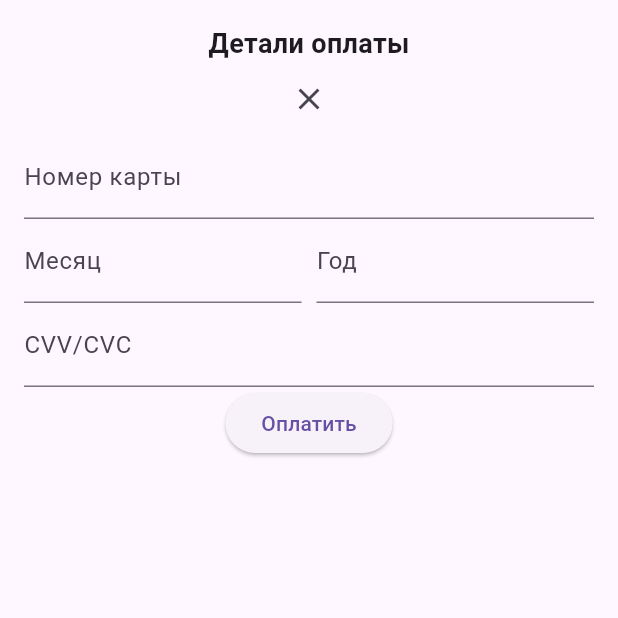
After one commit to eleborrr/BeaverTinder, a Flutter app: the SubscriptionPage screen opened by its route, scrolled down 32 dp, after a tap on "Purchase now", on a phone screen of 412 x 824 dp, the top half of it. The commit adds this screen. Run offline on Flutter 3.47's test engine with Material 3 defaults, Android fonts, the phone set to English and light mode, and no system bars.

Commit message:
add like page, profile page, subscription page

```diff
--- a/mobile/lib/Components/shared/beaver_scaffold.dart
+++ b/mobile/lib/Components/shared/beaver_scaffold.dart
@@ -1,7 +1,7 @@
 import 'package:flutter/material.dart';
 
 import '../../styles/home_style.dart';
-import '../beaver_drawer.dart';
+import 'beaver_drawer.dart';
 class BeaverScaffold extends StatelessWidget {
   final Widget? body;
   final String title;
--- /dev/null
+++ b/mobile/lib/Components/subscription/beaver_payment_form.dart
@@ -0,0 +1,124 @@
+
+import 'package:flutter/cupertino.dart';
+import 'package:flutter/material.dart';
+
+class BeaverPaymentForm extends StatefulWidget {
+  final VoidCallback onClose;
+  final int userId;
+  final int subsId;
+  final double amount;
+
+  BeaverPaymentForm({required this.onClose, required this.userId, required this.subsId, required this.amount});
+
+  @override
+  _BeaverPaymentFormState createState() => _BeaverPaymentFormState();
+}
+
+class _BeaverPaymentFormState extends State<BeaverPaymentForm> {
+  late String cardNumber;
+  late int month;
+  late int year;
+  late String code;
+  String? err;
+  bool downloading = false;
+
+  void handleClick() async {
+  }
+
+  bool validate() {
+    if (!RegExp(r'[0-9]{13,16}').hasMatch(cardNumber)) {
+      err =
+      'неверный номер карты: пишите без пробелов, номер карты от 13 до 16 символов';
+      return false;
+    }
+    if (!RegExp(r'[0-9]{3}').hasMatch(code)) {
+      err = 'неверный код карты: код карты с обратной стороны, 3 символа';
+      return false;
+    }
+    if (month < 1 || month > 12) {
+      err = 'неверно указан месяц: от 1 до 12';
+      return false;
+    }
+    final endDate = DateTime(year, month);
+    final now = DateTime.now();
+    if (endDate.isBefore(now)) {
+      err = 'срок действия карты истёк';
+      return false;
+    }
+    return true;
+  }
+
+  @override
+  Widget build(BuildContext context) {
+    return downloading
+        ? Center(
+      child: CircularProgressIndicator(),
+    )
+        : Container(
+      padding: EdgeInsets.all(16.0),
+      child: Column(
+        children: [
+          Text(
+            'Детали оплаты',
+            style: TextStyle(
+              fontSize: 18.0,
+              fontWeight: FontWeight.bold,
+            ),
+          ),
+          IconButton(
+            icon: Icon(Icons.close),
+            onPressed: widget.onClose,
+          ),
+          TextFormField(
+            onChanged: (value) {
+              cardNumber = value;
+            },
+            decoration: InputDecoration(
+              labelText: 'Номер карты',
+            ),
+          ),
+          Row(
+            children: [
+              Expanded(
+                child: TextFormField(
+                  onChanged: (value) {
+                    month = int.parse(value);
+                  },
+                  keyboardType: TextInputType.number,
+                  decoration: InputDecoration(
+                    labelText: 'Месяц',
+                  ),
+                ),
+              ),
+              SizedBox(width: 10.0),
+              Expanded(
+                child: TextFormField(
+                  onChanged: (value) {
+                    year = int.parse(value);
+                  },
+                  keyboardType: TextInputType.number,
+                  decoration: InputDecoration(
+                    labelText: 'Год',
+                  ),
+                ),
+              ),
+            ],
+          ),
+          TextFormField(
+            onChanged: (value) {
+              code = value;
+            },
+            decoration: InputDecoration(
+              labelText: 'CVV/CVC',
+            ),
+          ),
+          ElevatedButton(
+            onPressed: handleClick,
+            child: Text('Оплатить'),
+          ),
+        ],
+      ),
+    );
+  }
+
+}
--- /dev/null
+++ b/mobile/lib/Components/subscription/beaver_subscription_card.dart
@@ -0,0 +1,60 @@
+import 'package:flutter/material.dart';
+
+class BeaverSubscriptionCard extends StatelessWidget {
+  final String name;
+  final String price;
+  final String info;
+  final VoidCallback onClick;
+
+  const BeaverSubscriptionCard({super.key, required this.name, required this.price, required this.info, required this.onClick});
+
+  @override
+  Widget build(BuildContext context) {
+    return Container(
+      decoration: BoxDecoration(
+        border: Border.all(color: Colors.black),
+        borderRadius: BorderRadius.circular(10.0),
+      ),
+      padding: EdgeInsets.all(16.0),
+      margin: EdgeInsets.all(16.0),
+      child: Column(
+        crossAxisAlignment: CrossAxisAlignment.start,
+        children: [
+          Text(
+            name,
+            style: const TextStyle(
+              fontWeight: FontWeight.bold,
+              fontSize: 20.0,
+            ),
+          ),
+          Text(
+            '$price ₽ / Per Month',
+            style: const TextStyle(
+              fontSize: 18.0,
+            ),
+          ),
+          const SizedBox(height: 8.0),
+          const Text(
+            'Subscription info',
+            style: TextStyle(
+              fontWeight: FontWeight.bold,
+              fontSize: 16.0,
+            ),
+          ),
+          const SizedBox(height: 4.0),
+          Text(
+            info,
+            style: TextStyle(
+              fontSize: 14.0,
+            ),
+          ),
+          const SizedBox(height: 16.0),
+          ElevatedButton(
+            onPressed: onClick,
+            child: Text('Purchase now'),
+          ),
+        ],
+      ),
+    );
+  }
+}
--- a/mobile/lib/Pages/home_page.dart
+++ b/mobile/lib/Pages/home_page.dart
@@ -3,7 +3,7 @@ import 'package:mobile/Components/home/home_card.dart';
 import 'package:mobile/Components/shared/beaver_scaffold.dart';
 import 'package:mobile/styles/home_style.dart';
 
-import '../Components/beaver_drawer.dart';
+import '../Components/shared/beaver_drawer.dart';
 
 class HomePage extends StatefulWidget {
   const HomePage({super.key});
--- a/mobile/lib/Pages/like_page.dart
+++ b/mobile/lib/Pages/like_page.dart
@@ -1,7 +1,7 @@
 import 'package:flutter/material.dart';
 import 'package:mobile/Components/shared/beaver_scaffold.dart';
-import '../Components/beaver_card.dart';
-import '../Components/beaver_drawer.dart';
+import '../Components/like/beaver_card.dart';
+import '../Components/shared/beaver_drawer.dart';
 
 class LikePage extends StatefulWidget {
   const LikePage({super.key});
--- a/mobile/lib/Pages/login_page.dart
+++ b/mobile/lib/Pages/login_page.dart
@@ -1,6 +1,6 @@
 import 'package:flutter/material.dart';
-import 'package:mobile/Components/beaver_button.dart';
-import 'package:mobile/Components/beaver_textfield.dart';
+import 'package:mobile/Components/shared/beaver_button.dart';
+import 'package:mobile/Components/shared/beaver_textfield.dart';
 import 'package:provider/provider.dart';
 
 import '../Components/shared/beaver_auth_provider.dart';
--- a/mobile/lib/Pages/register_page.dart
+++ b/mobile/lib/Pages/register_page.dart
@@ -2,9 +2,9 @@ import 'package:flutter/cupertino.dart';
 import 'package:flutter/material.dart';
 import 'package:flutter/widgets.dart';
 
-import '../Components/beaver_button.dart';
-import '../Components/beaver_drawer.dart';
-import '../Components/beaver_textfield.dart';
+import '../Components/shared/beaver_button.dart';
+import '../Components/shared/beaver_drawer.dart';
+import '../Components/shared/beaver_textfield.dart';
 
 class RegisterPage extends StatelessWidget {
 
--- /dev/null
+++ b/mobile/lib/Pages/subscription_page.dart
@@ -0,0 +1,107 @@
+
+
+import 'package:flutter/material.dart';
+import 'package:mobile/Components/shared/beaver_scaffold.dart';
+
+import '../Components/subscription/beaver_payment_form.dart';
+import '../Components/subscription/beaver_subscription_card.dart';
+
+class SubscriptionPage extends StatefulWidget {
+  @override
+  _SubscriptionPageState createState() => _SubscriptionPageState();
+}
+
+class _SubscriptionPageState extends State<SubscriptionPage> {
+  bool _disable = true;
+  List<dynamic>? _paymentArr;
+  int? _subsId;
+  double? _amount;
+
+  void handleClick(int subsId, double amount) {
+    setState(() {
+      _disable = false;
+      _subsId = subsId;
+      _amount = amount;
+    });
+  }
+
+  void onClose() {
+    setState(() {
+      _disable = true;
+    });
+  }
+
+  @override
+  void initState() {
+    super.initState();
+    fetchData();
+  }
+
+  Future<void> fetchData() async {
+// Мок-данные для подписок
+    _paymentArr = [
+      {
+        'id': 1,
+        'name': 'Basic Subscription',
+        'description': 'Basic features for beginners',
+        'pricePerMonth': '9.99',
+      },
+      {
+        'id': 2,
+        'name': 'Premium Subscription',
+        'description': 'Advanced features for professionals',
+        'pricePerMonth': '19.99',
+      },
+      {
+        'id': 3,
+        'name': 'Pro Subscription',
+        'description': 'Premium features for experts',
+        'pricePerMonth': '29.99',
+      },
+    ];
+
+    setState(() {}); // Обновляем состояние, чтобы перерисовать UI
+  }
+
+  @override
+  Widget build(BuildContext context) {
+    return Scaffold(
+      body: _disable
+          ? _buildSubscriptionCards()
+          : BeaverPaymentForm(
+          onClose: onClose,
+          userId: 1,
+      subsId: _subsId!,
+      amount: _amount!,
+    ),
+    );
+  }
+
+  Widget _buildSubscriptionCards() {
+    return BeaverScaffold(
+      title: "Shop page",
+      body: SingleChildScrollView(
+        child: Padding(
+          padding: const EdgeInsets.all(16.0),
+          child: Column(
+            crossAxisAlignment: CrossAxisAlignment.stretch,
+            children: _paymentArr == null
+                ? [Container()]
+                : _paymentArr!.map((p) {
+              return Padding(
+                padding: const EdgeInsets.only(bottom: 16.0),
+                child: BeaverSubscriptionCard(
+                  info: p['description'],
+                  name: p['name'],
+                  price: p['pricePerMonth'].toString(),
+                  onClick: () =>
+                      handleClick(p['id'], double.parse(p['pricePerMonth'])),
+                ),
+              );
+            }).toList(),
+          ),
+        ),
+      ),
+    );
+  }
+}
```
Also changed, not shown: mobile/lib/Components/Navigation.dart (deleted, +0 -38 lines), mobile/lib/Components/profile/beaver_profile_subscription.dart (added, +49 -0 lines), mobile/lib/Components/shared/beaver_drawer.dart (renamed from mobile/lib/Components/beaver_drawer.dart, +16 -0 lines), mobile/lib/Pages/profile_page.dart (added, +146 -0 lines), mobile/lib/main.dart (+6 -2 lines), mobile/lib/Components/like/beaver_card.dart (renamed from mobile/lib/Components/beaver_card.dart), mobile/lib/Components/shared/beaver_button.dart (renamed from mobile/lib/Components/beaver_button.dart), mobile/lib/Components/shared/beaver_textfield.dart (renamed from mobile/lib/Components/beaver_textfield.dart).
